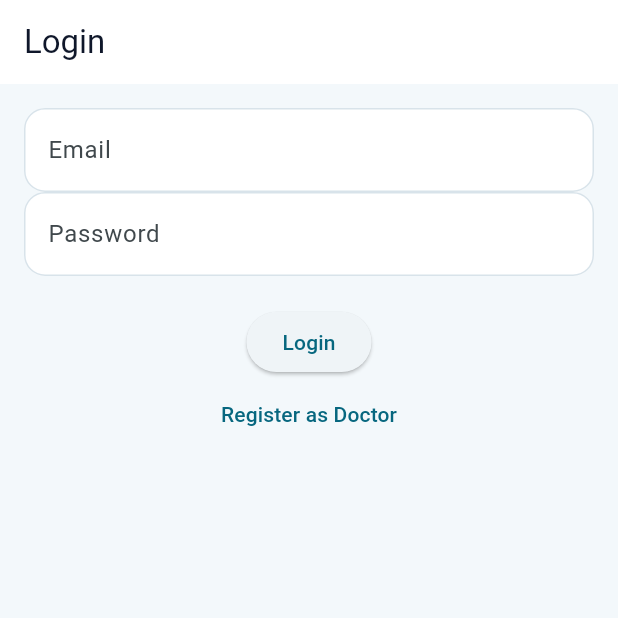
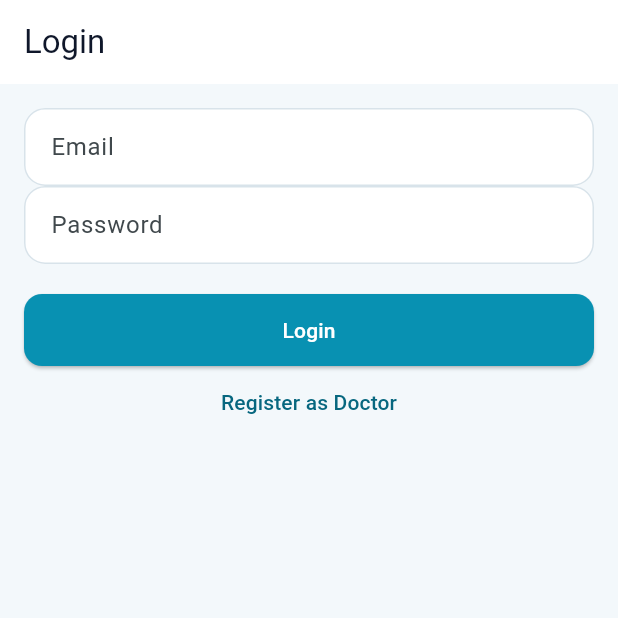
Before and after one commit to paramshinde/MedCad, a Flutter app: the screen it shows after launch, on a phone screen of 412 x 824 dp, the top half of it. Run offline on Flutter 3.47's test engine with Material 3 defaults, Android fonts, the phone set to English and light mode, and no system bars; our stand-ins replace cloud_firestore, firebase_auth, firebase_core, flutter_local_notifications, flutter_typeahead, qr_flutter and 1 more; missing offline and left inert: mobile_scanner; accounts and stored records are empty; generated files the repository leaves out were written again; Roboto replaces fonts that are missing (Poppins).

```diff
--- a/lib/main.dart
+++ b/lib/main.dart
@@ -44,10 +44,23 @@
           foregroundColor: Color(0xFF0F172A),
           elevation: 0,
           scrolledUnderElevation: 0,
+          centerTitle: false,
+        ),
+        cardTheme: CardThemeData(
+          color: Colors.white,
+          elevation: 0,
+          margin: EdgeInsets.zero,
+          shape: RoundedRectangleBorder(
+            borderRadius: BorderRadius.circular(16),
+          ),
         ),
         inputDecorationTheme: InputDecorationTheme(
           filled: true,
           fillColor: Colors.white,
+          contentPadding: const EdgeInsets.symmetric(
+            horizontal: 14,
+            vertical: 14,
+          ),
           border: OutlineInputBorder(
             borderRadius: BorderRadius.circular(14),
             borderSide: const BorderSide(color: Color(0xFFD8E3EA)),
@@ -59,6 +72,17 @@
           focusedBorder: OutlineInputBorder(
             borderRadius: BorderRadius.circular(14),
             borderSide: const BorderSide(color: Color(0xFF0891B2), width: 1.5),
+          ),
+        ),
+        elevatedButtonTheme: ElevatedButtonThemeData(
+          style: ElevatedButton.styleFrom(
+            padding: const EdgeInsets.symmetric(horizontal: 16, vertical: 14),
+            backgroundColor: const Color(0xFF0891B2),
+            foregroundColor: Colors.white,
+            shape: RoundedRectangleBorder(
+              borderRadius: BorderRadius.circular(12),
+            ),
+            minimumSize: const Size(double.infinity, 48),
           ),
         ),
       ),
```
